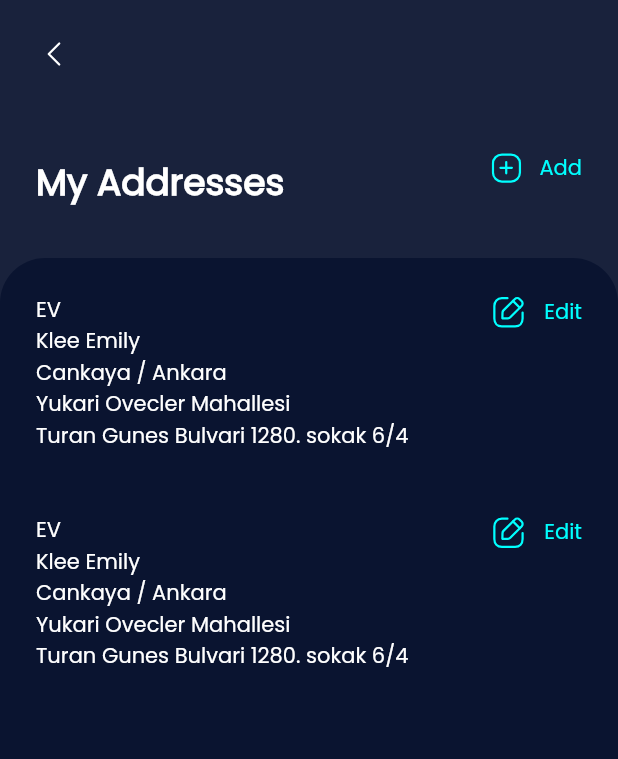
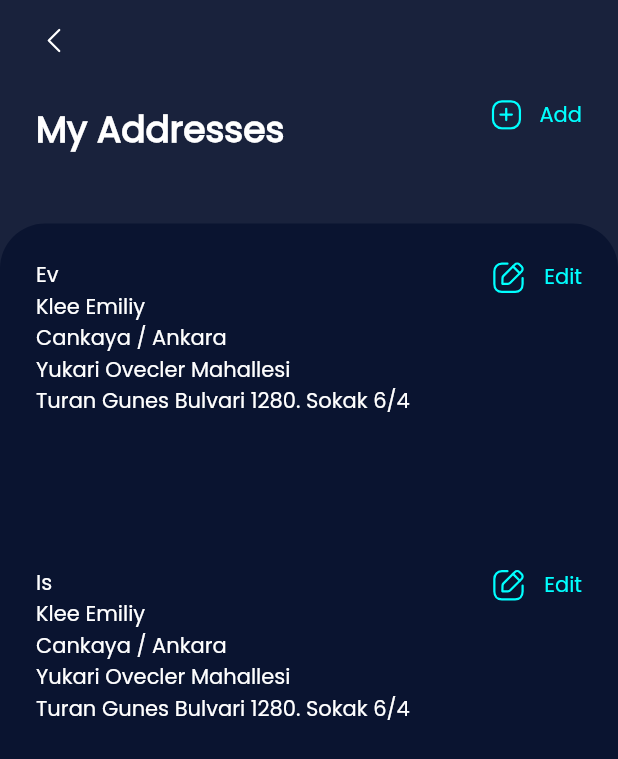
Before and after one commit to boranpek/work_with_ahmet, a Flutter app: the screen it shows after launch, on a phone screen of 412 x 824 dp. Shown: the top 759 px of the screen. Run offline on Flutter 3.47's test engine with Material 2 defaults, Android fonts, the phone set to English and light mode, and no system bars; our stand-ins replace flutter_svg.

Commit message:
ready for superview

```diff
--- a/lib/task_page_screen.dart
+++ b/lib/task_page_screen.dart
@@ -68,12 +68,12 @@ class _TaskPageState extends State<TaskPage> {
       children: [
         Container(
           alignment: Alignment.topLeft,
-          padding: EdgeInsets.all(24),
+          padding: EdgeInsets.fromLTRB(24, 15, 0, 0),
           color: panelColor,
           child: Container(child: SvgPicture.asset('asset/icons/Back.svg')),
         ),
         Container(
-          height: 100,
+          height: 95,
           alignment: Alignment.center,
           padding: EdgeInsets.fromLTRB(24, 0, 24, 0),
           color: panelColor,
@@ -107,6 +107,7 @@ class _TaskPageState extends State<TaskPage> {
             ],
           ),
         ),
+        SizedBox(height: 15)
       ],
     );
   }
--- a/lib/widgets/address_info.dart
+++ b/lib/widgets/address_info.dart
@@ -28,23 +28,23 @@ class AddressCard extends StatelessWidget {
               crossAxisAlignment: CrossAxisAlignment.start,
               children: [
                 Text(
-                  'EV',
+                  title,
                   style: TextStyle(color: Colors.white),
                 ),
                 Text(
-                  'Klee Emily',
+                  name,
                   style: TextStyle(color: Colors.white),
                 ),
                 Text(
-                  'Cankaya / Ankara',
+                  city,
                   style: TextStyle(color: Colors.white),
                 ),
                 Text(
-                  'Yukari Ovecler Mahallesi',
+                  district,
                   style: TextStyle(color: Colors.white),
                 ),
                 Text(
-                  'Turan Gunes Bulvari 1280. sokak 6/4',
+                  street,
                   style: TextStyle(color: Colors.white),
                 ),
               ],
@@ -69,7 +69,7 @@ class AddressCard extends StatelessWidget {
           ],
         ),
         SizedBox(
-          height: 42,
+          height: 100,
         ),
       ],
     );
```
